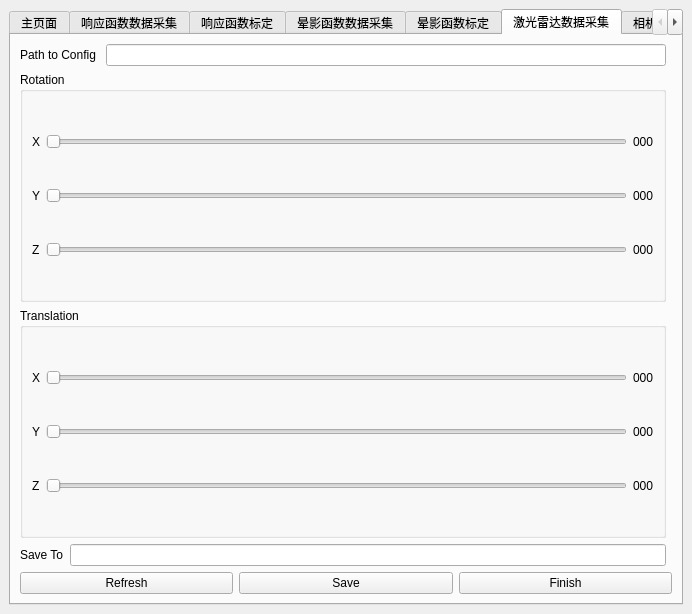
Old version of the form src/mainwindow.ui in the repository KangJialiang/Data-Platform.
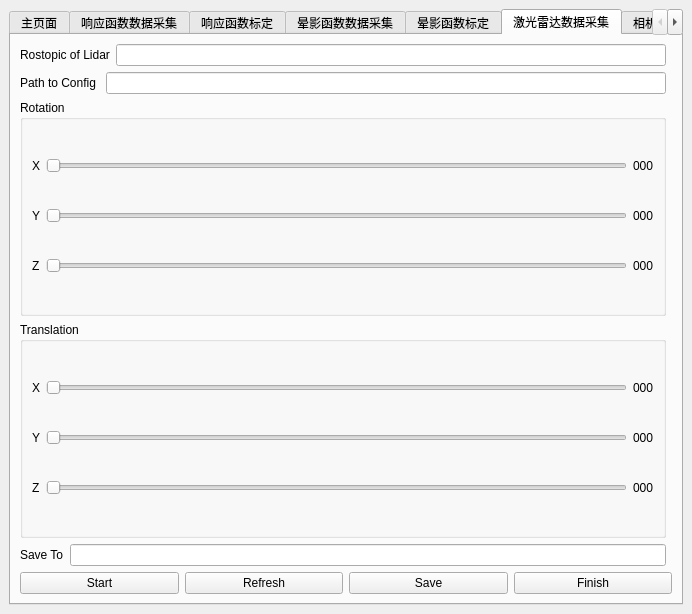
New version of the form. The open tabs and pages were chosen to show the change.

Commit message: input rostopic

```diff
--- a/src/mainwindow.ui
+++ b/src/mainwindow.ui
@@ -683,103 +683,15 @@
         <string>激光雷达数据采集</string>
        </attribute>
        <layout class="QGridLayout" name="gridLayout_10">
-        <item row="3" column="0">
-         <layout class="QHBoxLayout" name="saveToGroup">
-          <item>
-           <widget class="QLabel" name="saveToLabel">
-            <property name="text">
-             <string>Save To</string>
-            </property>
-           </widget>
-          </item>
-          <item>
-           <widget class="QLineEdit" name="saveToLine"/>
-          </item>
-         </layout>
-        </item>
-        <item row="2" column="0">
-         <widget class="QGroupBox" name="translationGroup">
-          <property name="title">
-           <string>Translation</string>
-          </property>
-          <layout class="QGridLayout" name="gridLayout_9">
-           <item row="0" column="0">
-            <widget class="QLabel" name="tx_label">
-             <property name="text">
-              <string>X</string>
-             </property>
-            </widget>
-           </item>
-           <item row="0" column="1">
-            <widget class="QSlider" name="tx_slide">
-             <property name="maximum">
-              <number>1000</number>
-             </property>
-             <property name="orientation">
-              <enum>Qt::Horizontal</enum>
-             </property>
-            </widget>
-           </item>
-           <item row="2" column="0">
-            <widget class="QLabel" name="tz_label">
-             <property name="text">
-              <string>Z</string>
-             </property>
-            </widget>
-           </item>
-           <item row="1" column="2">
-            <widget class="QLabel" name="ty_text">
-             <property name="text">
-              <string>000</string>
-             </property>
-            </widget>
-           </item>
-           <item row="2" column="1">
-            <widget class="QSlider" name="tz_slide">
-             <property name="maximum">
-              <number>1000</number>
-             </property>
-             <property name="orientation">
-              <enum>Qt::Horizontal</enum>
-             </property>
-            </widget>
-           </item>
-           <item row="0" column="2">
-            <widget class="QLabel" name="tx_text">
-             <property name="text">
-              <string>000</string>
-             </property>
-            </widget>
-           </item>
-           <item row="1" column="1">
-            <widget class="QSlider" name="ty_slide">
-             <property name="maximum">
-              <number>1000</number>
-             </property>
-             <property name="orientation">
-              <enum>Qt::Horizontal</enum>
-             </property>
-            </widget>
-           </item>
-           <item row="2" column="2">
-            <widget class="QLabel" name="tz_text">
-             <property name="text">
-              <string>000</string>
-             </property>
-            </widget>
-           </item>
-           <item row="1" column="0">
-            <widget class="QLabel" name="ty_label">
-             <property name="text">
-              <string>Y</string>
-             </property>
-            </widget>
-           </item>
-          </layout>
-         </widget>
-        </item>
-        <item row="5" column="0" colspan="2">
+        <item row="6" column="0" colspan="2">
          <layout class="QHBoxLayout" name="buttonGroup">
+          <item>
+           <widget class="QPushButton" name="startButtonP5">
+            <property name="text">
+             <string>Start</string>
+            </property>
+           </widget>
+          </item>
           <item>
            <widget class="QPushButton" name="refreshButton">
             <property name="text">
@@ -803,7 +715,7 @@
           </item>
          </layout>
         </item>
-        <item row="1" column="0">
+        <item row="2" column="0">
          <widget class="QGroupBox" name="rotationGroup">
           <property name="title">
            <string>Rotation</string>
@@ -884,7 +796,102 @@
           </layout>
          </widget>
         </item>
-        <item row="0" column="0">
+        <item row="4" column="0">
+         <layout class="QHBoxLayout" name="saveToGroup">
+          <item>
+           <widget class="QLabel" name="saveToLabel">
+            <property name="text">
+             <string>Save To</string>
+            </property>
+           </widget>
+          </item>
+          <item>
+           <widget class="QLineEdit" name="saveToLine"/>
+          </item>
+         </layout>
+        </item>
+        <item row="3" column="0">
+         <widget class="QGroupBox" name="translationGroup">
+          <property name="title">
+           <string>Translation</string>
+          </property>
+          <layout class="QGridLayout" name="gridLayout_9">
+           <item row="0" column="0">
+            <widget class="QLabel" name="tx_label">
+             <property name="text">
+              <string>X</string>
+             </property>
+            </widget>
+           </item>
+           <item row="0" column="1">
+            <widget class="QSlider" name="tx_slide">
+             <property name="maximum">
+              <number>1000</number>
+             </property>
+             <property name="orientation">
+              <enum>Qt::Horizontal</enum>
+             </property>
+            </widget>
+           </item>
+           <item row="2" column="0">
+            <widget class="QLabel" name="tz_label">
+             <property name="text">
+              <string>Z</string>
+             </property>
+            </widget>
+           </item>
+           <item row="1" column="2">
+            <widget class="QLabel" name="ty_text">
+             <property name="text">
+              <string>000</string>
+             </property>
+            </widget>
+           </item>
+           <item row="2" column="1">
+            <widget class="QSlider" name="tz_slide">
+             <property name="maximum">
+              <number>1000</number>
+             </property>
+             <property name="orientation">
+              <enum>Qt::Horizontal</enum>
+             </property>
+            </widget>
+           </item>
+           <item row="0" column="2">
+            <widget class="QLabel" name="tx_text">
+             <property name="text">
+              <string>000</string>
+             </property>
+            </widget>
+           </item>
+           <item row="1" column="1">
+            <widget class="QSlider" name="ty_slide">
+             <property name="maximum">
+              <number>1000</number>
+             </property>
+             <property name="orientation">
+              <enum>Qt::Horizontal</enum>
+             </property>
+            </widget>
+           </item>
+           <item row="2" column="2">
+            <widget class="QLabel" name="tz_text">
+             <property name="text">
+              <string>000</string>
+             </property>
+            </widget>
+           </item>
+           <item row="1" column="0">
+            <widget class="QLabel" name="ty_label">
+             <property name="text">
+              <string>Y</string>
+             </property>
+            </widget>
+           </item>
+          </layout>
+         </widget>
+        </item>
+        <item row="1" column="0">
          <layout class="QHBoxLayout" name="horizontalLayout_2">
           <item>
            <widget class="QLabel" name="pathToConfigLabelP5">
@@ -898,6 +905,20 @@
           </item>
          </layout>
         </item>
+        <item row="0" column="0">
+         <layout class="QHBoxLayout" name="horizontalLayout_5">
+          <item>
+           <widget class="QLabel" name="topicLabelP5">
+            <property name="text">
+             <string>Rostopic of Lidar</string>
+            </property>
+           </widget>
+          </item>
+          <item>
+           <widget class="QLineEdit" name="topicLineP5"/>
+          </item>
+         </layout>
+        </item>
        </layout>
       </widget>
       <widget class="QWidget" name="LiDARCalib">
```
Left out of the diff: 2 changed lines with no effect on the pictures. The commit also changes 2 other files.
